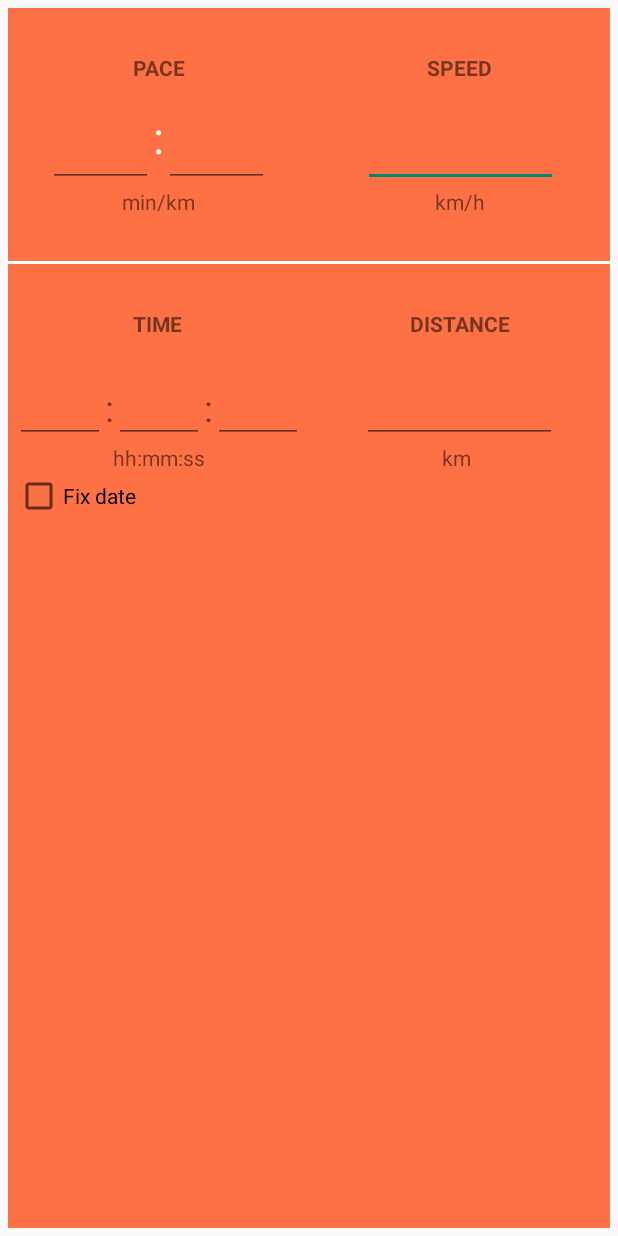
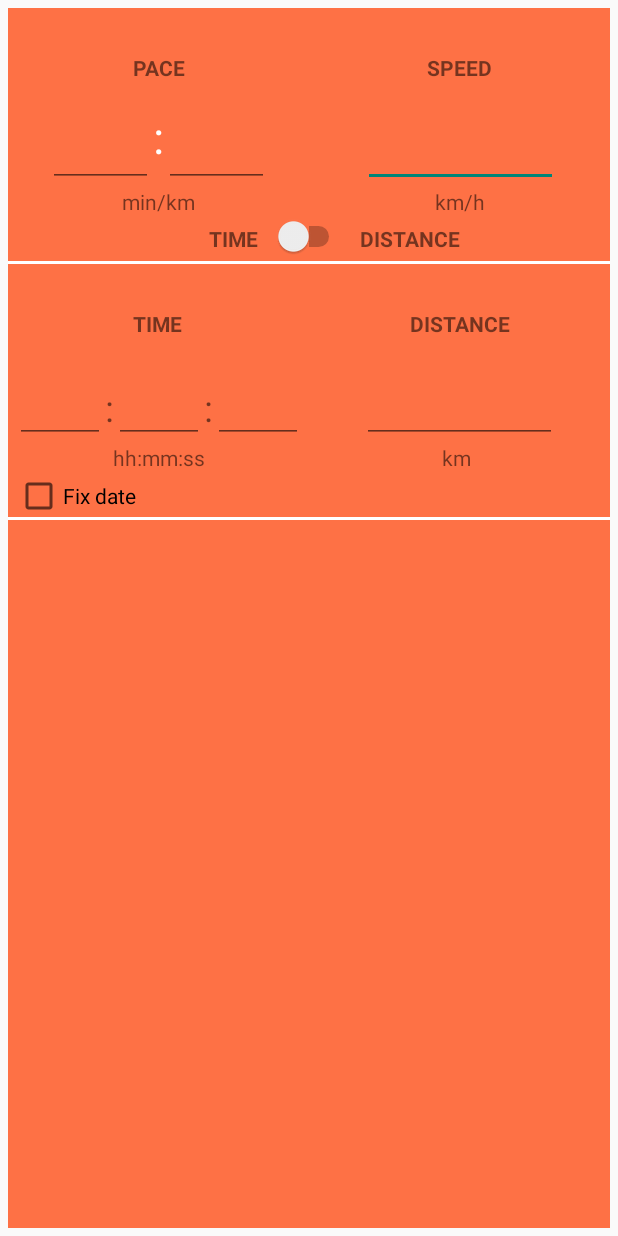
Before and after one commit to x5bart/PaceOne, an Android app: the screen it shows after launch (MainActivity), on a phone screen of 412 x 824 dp. Run offline under Robolectric (Android 15) with nearby library versions, the phone set to English and light mode, and no system bars; Roboto replaces fonts that are not available here.

Commit message:
fix fun dist()

```diff
--- a/app/src/main/res/layout/fragment1.xml
+++ b/app/src/main/res/layout/fragment1.xml
@@ -7,6 +7,29 @@
     android:background="#D5FF5722"
     tools:context=".MainActivity">
 
+
+    <TextView
+        android:id="@+id/textView13"
+        android:layout_width="wrap_content"
+        android:layout_height="wrap_content"
+        android:layout_marginStart="10dp"
+        android:text="@string/distance"
+        android:textStyle="bold"
+        app:layout_constraintBottom_toTopOf="@+id/divider"
+        app:layout_constraintStart_toEndOf="@+id/distTime"
+        app:layout_constraintTop_toTopOf="@+id/distTime" />
+
+    <TextView
+        android:id="@+id/textView12"
+        android:layout_width="wrap_content"
+        android:layout_height="wrap_content"
+        android:layout_marginEnd="10dp"
+        android:text="@string/time"
+        android:textStyle="bold"
+        app:layout_constraintBottom_toTopOf="@+id/divider"
+        app:layout_constraintEnd_toStartOf="@+id/distTime"
+        app:layout_constraintTop_toTopOf="@+id/distTime"
+        app:layout_constraintVertical_bias="0.5" />
 
     <TextView
         android:id="@+id/textView6"
@@ -238,6 +261,15 @@
         app:layout_constraintTop_toBottomOf="@+id/textView2"
         tools:layout_editor_absoluteX="0dp" />
 
+    <View
+        android:id="@+id/divider2"
+        android:layout_width="match_parent"
+        android:layout_height="2dp"
+        android:layout_marginTop="30dp"
+        android:background="#FFFFFF"
+        app:layout_constraintTop_toBottomOf="@+id/textView10"
+        tools:layout_editor_absoluteX="-16dp" />
+
     <TextView
         android:id="@+id/textView7"
         android:layout_width="wrap_content"
@@ -256,5 +288,20 @@
         app:layout_constraintStart_toStartOf="@+id/calc1"
         app:layout_constraintTop_toBottomOf="@+id/textView10" />
 
+    <Switch
+        android:id="@+id/distTime"
+        android:layout_width="wrap_content"
+        android:layout_height="wrap_content"
+        android:checked="false"
+        android:showText="false"
+        android:splitTrack="true"
+        android:textIsSelectable="false"
+        android:textOff="@string/time"
+        android:textOn="@string/distance"
+        app:layout_constraintEnd_toEndOf="parent"
+        app:layout_constraintStart_toStartOf="parent"
+        app:layout_constraintTop_toBottomOf="@+id/textView2"
+        tools:checked="false" />
+
 
 </androidx.constraintlayout.widget.ConstraintLayout>
```
Also changed, not shown: app/src/main/java/com/x5bart_soft/paceone/Fragment1.kt (+25 -56 lines).
